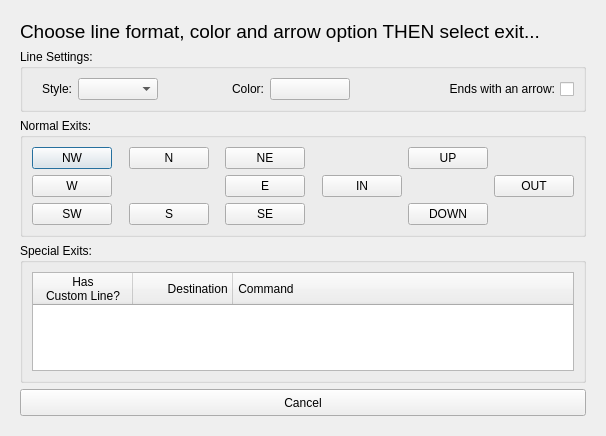
Qt form src/ui/custom_lines.ui (Mudlet/Mudlet) before a commit.
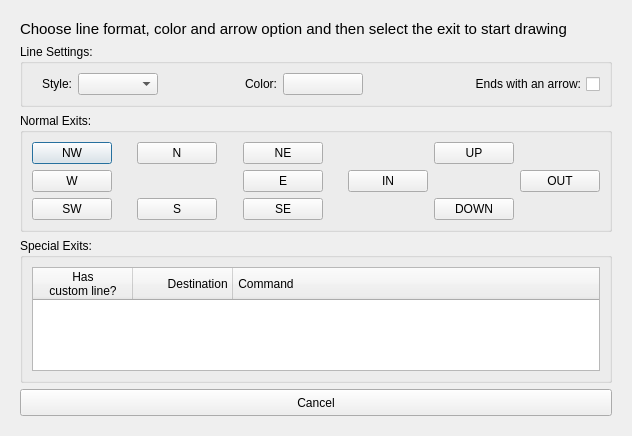
The same form after that commit. Icons and pictures are not drawn.

Commit message: Improve the wording used.

Patch:
```diff
--- a/src/ui/custom_lines.ui
+++ b/src/ui/custom_lines.ui
@@ -6,8 +6,8 @@
    <rect>
     <x>0</x>
     <y>0</y>
-    <width>606</width>
-    <height>427</height>
+    <width>632</width>
+    <height>436</height>
    </rect>
   </property>
   <property name="windowTitle">
@@ -92,7 +92,7 @@
            <column>
             <property name="text">
              <string>Has
-Custom Line?</string>
+custom line?</string>
             </property>
             <property name="toolTip">
              <string>Indicates if there is already a custom line for this special exit, will be replaced if the exit is selected.</string>
@@ -138,14 +138,14 @@
         </property>
         <property name="font">
          <font>
-          <pointsize>14</pointsize>
+          <pointsize>11</pointsize>
          </font>
         </property>
         <property name="autoFillBackground">
          <bool>false</bool>
         </property>
         <property name="text">
-         <string>Choose line format, color and arrow option THEN select exit...</string>
+         <string>Choose line format, color and arrow option and then select the exit to start drawing</string>
         </property>
         <property name="tooltip" stdset="0">
          <string>Selecting an exit immediately proceeds to drawing the first line segment from the centre point of the room.</string>
```
